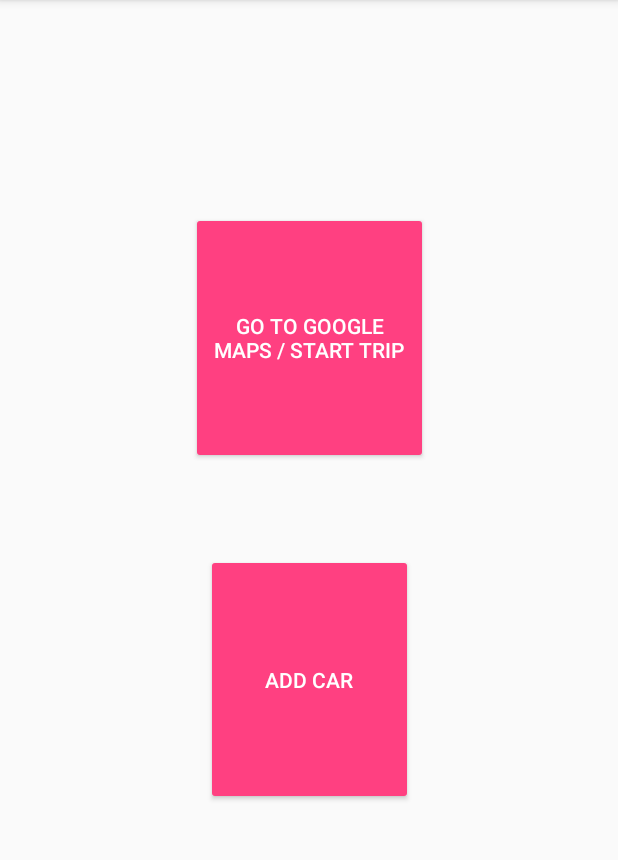
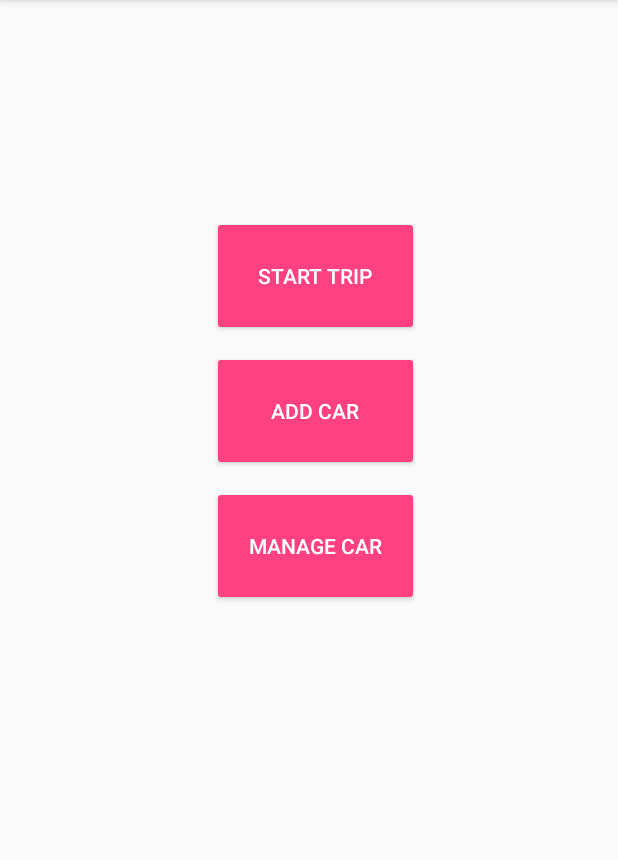
Before and after one commit to Suleiman-sk1404832/SafeDrivingApplication, an Android app: the fragment ManageCarFragment placed in its activity, after a tap on "CANCEL", on a phone screen of 412 x 824 dp, the part 84-944 px from its top. Run offline under Robolectric (Android 15) with nearby library versions, the phone set to English and light mode, and no system bars; our stand-ins replace Firebase (no records; nobody signed in at launch, a user with empty details on screens opened directly), Volley; network calls fail; 2 statements that could not run were skipped.

Commit message:
xml updates and manage car created

```diff
--- a/app/src/main/java/qa/edu/qu/cmps312/safedrivingapplication/activities/MainActivity.java
+++ b/app/src/main/java/qa/edu/qu/cmps312/safedrivingapplication/activities/MainActivity.java
@@ -57,6 +57,7 @@ import qa.edu.qu.cmps312.safedrivingapplication.fragments.AddCarFragment;
 import qa.edu.qu.cmps312.safedrivingapplication.fragments.GMapFragment;
 import qa.edu.qu.cmps312.safedrivingapplication.fragments.LoginFragment;
 import qa.edu.qu.cmps312.safedrivingapplication.fragments.MainScreenFragment;
+import qa.edu.qu.cmps312.safedrivingapplication.fragments.ManageCarFragment;
 import qa.edu.qu.cmps312.safedrivingapplication.fragments.RegisterFragment;
 import qa.edu.qu.cmps312.safedrivingapplication.models.Car;
 import qa.edu.qu.cmps312.safedrivingapplication.models.Driver;
@@ -64,7 +65,7 @@ import qa.edu.qu.cmps312.safedrivingapplication.services.GPSService;
 
 public class MainActivity extends AppCompatActivity implements LoginFragment.SuccessfulLogin,
         MainScreenFragment.MainScreenInterface, RegisterFragment.RegisterInterface,
-        AddCarFragment.AddCarInterface, GMapFragment.MapInterface {
+        AddCarFragment.AddCarInterface, GMapFragment.MapInterface, ManageCarFragment.ManageCarInterface {
 
     public static final int UPDATE_LOCATION = 122;
     public static final int UPDATE_SPEED = 123;
@@ -156,12 +157,14 @@ public class MainActivity extends AppCompatActivity implements LoginFragment.Suc
                             ) {
                         compareUser[0] = ds.getValue(Driver.class).getUserName();
                         comparePass[0] = ds.getValue(Driver.class).getPassword();
+                        Log.i("Info",compareUser[0]+ "  " + comparePass[0]);
                         if (mUsername.equals(compareUser[0].toString()) && mPassword.equals(comparePass[0].toString())) {
                             //  Toast.makeText(MainActivity.this, "Login Successful", Toast.LENGTH_SHORT).show();
                             SharedPreferences.Editor e = sharedPreferences.edit();
                             e.putString("fname", ds.getValue(Driver.class).getFirstName());
                             e.putString("lname", ds.getValue(Driver.class).getLastName());
                             e.putString("username", ds.getValue(Driver.class).getUserName());
+                            e.putInt("mileage", ds.getValue(Driver.class).getUserCar().getMilage());
                             e.putString("key", ds.getKey());
                             e.commit();
                             flag[0] = true;
@@ -354,6 +357,14 @@ public class MainActivity extends AppCompatActivity implements LoginFragment.Suc
     }
 
     @Override
+    public void openManageCar() {
+        ManageCarFragment manageCarFragment = new ManageCarFragment();
+        getSupportFragmentManager().beginTransaction()
+                .replace(R.id.main_Activity_frame_layout, manageCarFragment)
+                .commit();
+    }
+
+    @Override
     public void submit(String fname, String lname, String dateOfBirth, String username, String password) {
         Driver newUser = new Driver(fname, lname, dateOfBirth, username, password);
         String key = FirebaseDatabase.getInstance().getReference("Drivers").push().getKey();
@@ -406,7 +417,6 @@ public class MainActivity extends AppCompatActivity implements LoginFragment.Suc
         Car newCar = new Car(make, model, year, Integer.parseInt(milage));
         mDatabase.child("Drivers").child(sharedPreferences.getString("key", "-1")).child("userCar").setValue(newCar);
 
-
     }
 
     //TODO: For weather Api - i think it works i will check tomorrow at home
@@ -452,6 +462,22 @@ public class MainActivity extends AppCompatActivity implements LoginFragment.Suc
 
     }
 
+    @Override
+    public void cancelManageCar() {
+        MainScreenFragment mainScreenFragment = new MainScreenFragment();
+        getSupportFragmentManager().beginTransaction()
+                .replace(R.id.main_Activity_frame_layout, mainScreenFragment)
+                .commit();
+
+        Toast.makeText(this, "You cancelled managing car", Toast.LENGTH_SHORT).show();
+    }
+
+    @Override
+    public void submitManagedCar(String make, String model, String year, String milage) {
+        Car newCar = new Car(make, model, year, Integer.parseInt(milage));
+        mDatabase.child("Drivers").child(sharedPreferences.getString("key", "-1")).child("userCar").setValue(newCar);
+    }
+
     private class MyHandler extends Handler {
         @Override
         public void handleMessage(Message msg) {
--- a/app/src/main/java/qa/edu/qu/cmps312/safedrivingapplication/activities/SplashScreenActivity.java
+++ b/app/src/main/java/qa/edu/qu/cmps312/safedrivingapplication/activities/SplashScreenActivity.java
@@ -28,7 +28,7 @@ public class SplashScreenActivity extends AppCompatActivity {
     @Override
     protected void onCreate(Bundle savedInstanceState) {
         super.onCreate(savedInstanceState);
-        ImageView icon = findViewById(R.id.splashscreen);
+        ImageView icon = findViewById(R.id.splashscreenImage);
         skyDescription = find_weather();
         setContentView(R.layout.activity_splash_screen);
 
--- a/app/src/main/java/qa/edu/qu/cmps312/safedrivingapplication/fragments/MainScreenFragment.java
+++ b/app/src/main/java/qa/edu/qu/cmps312/safedrivingapplication/fragments/MainScreenFragment.java
@@ -15,7 +15,7 @@ import qa.edu.qu.cmps312.safedrivingapplication.R;
 public class MainScreenFragment extends Fragment {
 
     MainScreenInterface mainScreenInterface;
-    Button mapsBtn, addCarBtn;
+    Button mapsBtn, addCarBtn ,manageCarBtn;
 
     public MainScreenFragment() {
     }
@@ -27,6 +27,7 @@ public class MainScreenFragment extends Fragment {
 
         mapsBtn = rootView.findViewById(R.id.MgoogleMapsBtn);
         addCarBtn = rootView.findViewById(R.id.MaddCarBtn);
+        manageCarBtn = rootView.findViewById(R.id.manageCar);
 
         //This calls the method in main activity where you do work
         mapsBtn.setOnClickListener(new View.OnClickListener() {
@@ -39,6 +40,13 @@ public class MainScreenFragment extends Fragment {
             @Override
             public void onClick(View v) {
                 mainScreenInterface.openAddCars();
+            }
+        });
+
+        manageCarBtn.setOnClickListener(new View.OnClickListener() {
+            @Override
+            public void onClick(View view) {
+                mainScreenInterface.openManageCar();
             }
         });
 
@@ -61,5 +69,7 @@ public class MainScreenFragment extends Fragment {
         void openMaps();
 
         void openAddCars();
+
+        void openManageCar();
     }
 }
--- a/app/src/main/java/qa/edu/qu/cmps312/safedrivingapplication/fragments/AddCarFragment.java
+++ b/app/src/main/java/qa/edu/qu/cmps312/safedrivingapplication/fragments/ManageCarFragment.java
@@ -1,4 +1,5 @@
 package qa.edu.qu.cmps312.safedrivingapplication.fragments;
+
 
 import android.content.Context;
 import android.os.Bundle;
@@ -13,34 +14,36 @@ import android.widget.Toast;
 
 import qa.edu.qu.cmps312.safedrivingapplication.R;
 
-public class AddCarFragment extends Fragment {
+/**
+ * Created by mohdf on 5/8/2018.
+ */
 
-    AddCarInterface addCarInterface;
+public class ManageCarFragment extends Fragment{
+
+    ManageCarInterface manageCarInterface;
 
     EditText make, model, year, milage;
-    Button clearBtn, submitBtn, cancelBtn;
+    Button clearFieldsBtn, submitBtn, cancelBtn;
 
-
-    public AddCarFragment() {
+    public ManageCarFragment(){
 
     }
 
     @Nullable
     @Override
     public View onCreateView(LayoutInflater inflater, @Nullable ViewGroup container, @Nullable Bundle savedInstanceState) {
-        View rootView = inflater.inflate(R.layout.add_car_fragment_layout, container, false);
+        View rootView = inflater.inflate(R.layout.manage_car_fragment_layout, container, false);
 
-        make = rootView.findViewById(R.id.CRmakeTv);
-        model = rootView.findViewById(R.id.CRmodelTv);
-        year = rootView.findViewById(R.id.CRyearTv);
-        milage = rootView.findViewById(R.id.CRmilageTv);
+        make = rootView.findViewById(R.id.mCarMake);
+        model = rootView.findViewById(R.id.mModel);
+        year = rootView.findViewById(R.id.mYear);
+        milage = rootView.findViewById(R.id.mMileage);
 
-        clearBtn = rootView.findViewById(R.id.CRclearBtn);
-        submitBtn = rootView.findViewById(R.id.CRsubmitBtn);
-        cancelBtn = rootView.findViewById(R.id.CRcancelBtn);
+        clearFieldsBtn = rootView.findViewById(R.id.mClearFields);
+        submitBtn = rootView.findViewById(R.id.mSubmitButton);
+        cancelBtn = rootView.findViewById(R.id.mCanecelButton);
 
-
-        clearBtn.setOnClickListener(new View.OnClickListener() {
+        clearFieldsBtn.setOnClickListener(new View.OnClickListener() {
             @Override
             public void onClick(View v) {
                 make.setText("");
@@ -52,29 +55,30 @@ public class AddCarFragment extends Fragment {
 
         cancelBtn.setOnClickListener(new View.OnClickListener() {
             @Override
-            public void onClick(View v) {
-                addCarInterface.cancelAddCar();
+            public void onClick(View view) {
+                manageCarInterface.cancelManageCar();
             }
         });
 
         submitBtn.setOnClickListener(new View.OnClickListener() {
             @Override
-            public void onClick(View v) {
+            public void onClick(View view) {
                 String mMake = make.getText().toString();
                 String mModel = model.getText().toString();
                 String mYear = year.getText().toString();
                 String mMilage = milage.getText().toString();
                 if (isNotEmpty(mMake) && isNotEmpty(mModel) && isNotEmpty(mYear) && isNotEmpty(mMilage)) {
-                    if(Integer.parseInt(year.getText().toString())< 1980 || Integer.parseInt(year.getText().toString())> 2018)
-                        year.setError("the year should be between 1980 and 2018");
+                    if(Integer.parseInt(year.getText().toString())< 1940 || Integer.parseInt(year.getText().toString())> 2018)
+                        year.setError("the year should be between 1940 and 2018");
                     else if(Integer.parseInt(milage.getText().toString())< 0 || Integer.parseInt(milage.getText().toString())> 300000)
                         milage.setError("the mileage should be between 0 and 300000");
                     else
-                    addCarInterface.submitCar(mMake, mModel, mYear, mMilage);
+                        manageCarInterface.submitManagedCar(mMake, mModel, mYear, mMilage);
                 } else
                     Toast.makeText(getContext(), "Please Fill all the fields", Toast.LENGTH_SHORT).show();
             }
         });
+
 
 
         return rootView;
@@ -84,11 +88,11 @@ public class AddCarFragment extends Fragment {
     public void onAttach(Context context) {
         super.onAttach(context);
         try {
-            addCarInterface = (AddCarFragment.AddCarInterface) context;
+            manageCarInterface = (ManageCarFragment.ManageCarInterface) context;
 
         } catch (ClassCastException e) {
             throw new ClassCastException(context.toString()
-                    + " must implement AddCarInterface");
+                    + " must implement ManageCarInterface");
         }
     }
 
@@ -99,11 +103,9 @@ public class AddCarFragment extends Fragment {
             return false;
     }
 
+    public interface ManageCarInterface{
+        void cancelManageCar();
 
-    public interface AddCarInterface {
-        void cancelAddCar();
-
-        void submitCar(String make, String model, String year, String milage);
+        void submitManagedCar(String make, String model, String year, String milage);
     }
-
 }
--- a/app/src/main/res/layout/menu_screen_fragment_layout.xml
+++ b/app/src/main/res/layout/menu_screen_fragment_layout.xml
@@ -1,31 +1,42 @@
 <?xml version="1.0" encoding="utf-8"?>
-<android.support.constraint.ConstraintLayout xmlns:android="http://schemas.android.com/apk/res/android"
-    xmlns:app="http://schemas.android.com/apk/res-auto"
+<LinearLayout xmlns:android="http://schemas.android.com/apk/res/android"
     android:layout_width="match_parent"
-    android:layout_height="match_parent">
+    android:layout_height="match_parent"
+    android:paddingLeft="16dp"
+    android:paddingRight="16dp"
+    android:layout_centerHorizontal="true"
+    android:layout_centerVertical="true"
+    android:orientation="vertical"
+    >
 
     <Button
         android:id="@+id/MgoogleMapsBtn"
         style="@style/Widget.AppCompat.Button.Colored"
-        android:layout_width="158dp"
-        android:layout_height="0dp"
-        android:layout_marginBottom="60dp"
-        android:layout_marginTop="141dp"
-        android:text="Go to Google Maps / start trip"
-        app:layout_constraintBottom_toTopOf="@+id/MaddCarBtn"
-        app:layout_constraintEnd_toEndOf="parent"
-        app:layout_constraintStart_toStartOf="parent"
-        app:layout_constraintTop_toTopOf="parent" />
+        android:layout_width="138dp"
+        android:layout_height="80dp"
+        android:layout_marginTop="144dp"
+        android:layout_marginLeft="125dp"
+        android:text="Start trip"
+        />
 
     <Button
         android:id="@+id/MaddCarBtn"
         style="@style/Widget.AppCompat.Button.Colored"
         android:layout_width="138dp"
-        android:layout_height="0dp"
-        android:layout_marginBottom="231dp"
+        android:layout_height="80dp"
+        android:layout_marginTop="10dp"
+        android:layout_marginLeft="125dp"
         android:text="Add Car"
-        app:layout_constraintBottom_toBottomOf="parent"
-        app:layout_constraintEnd_toEndOf="parent"
-        app:layout_constraintStart_toStartOf="parent"
-        app:layout_constraintTop_toBottomOf="@+id/MgoogleMapsBtn" />
-</android.support.constraint.ConstraintLayout>
+        />
+
+    <Button
+        android:id="@+id/manageCar"
+        style="@style/Widget.AppCompat.Button.Colored"
+        android:layout_width="138dp"
+        android:layout_height="80dp"
+        android:layout_marginTop="10dp"
+        android:layout_marginBottom="8dp"
+        android:layout_marginLeft="125dp"
+        android:text="Manage CAr"
+      />
+</LinearLayout>
```
Also changed, not shown: app/src/main/res/layout/login_fragment_layout.xml (+56 -63 lines), app/src/main/res/layout/manage_car_fragment_layout.xml (renamed from app/src/main/res/layout/add_car_fragment_layout.xml, +19 -19 lines), app/src/main/res/layout/register_fragment_layout.xml (+5 -4 lines), app/src/main/res/drawable/lock.png (added), app/src/main/res/drawable/username.png (added).
